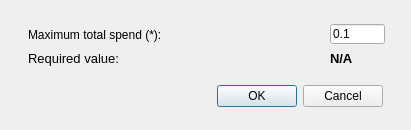
Qt form views/gui/ui/BuyerTorrentPluginConfigurationDialog.ui (RdeWilde/JoyStream) before a commit.
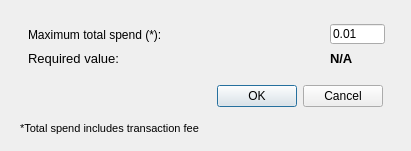
The same form after that commit.

Commit message: fixed ui for setting price

```diff
--- a/views/gui/ui/BuyerTorrentPluginConfigurationDialog.ui
+++ b/views/gui/ui/BuyerTorrentPluginConfigurationDialog.ui
@@ -7,7 +7,7 @@
     <x>0</x>
     <y>0</y>
     <width>411</width>
-    <height>130</height>
+    <height>151</height>
    </rect>
   </property>
   <property name="windowTitle">
@@ -78,7 +78,7 @@
     </rect>
    </property>
    <property name="text">
-    <string>0.1</string>
+    <string>0.01</string>
    </property>
   </widget>
   <widget class="QTimeEdit" name="maxLockTimeEdit">
@@ -206,6 +206,24 @@
     <string>N/A</string>
    </property>
   </widget>
+  <widget class="QLabel" name="label">
+   <property name="geometry">
+    <rect>
+     <x>20</x>
+     <y>120</y>
+     <width>261</width>
+     <height>17</height>
+    </rect>
+   </property>
+   <property name="font">
+    <font>
+     <pointsize>8</pointsize>
+    </font>
+   </property>
+   <property name="text">
+    <string>*Total spend includes transaction fee</string>
+   </property>
+  </widget>
  </widget>
  <resources/>
  <connections>
```
The commit also changes 6 other files.
